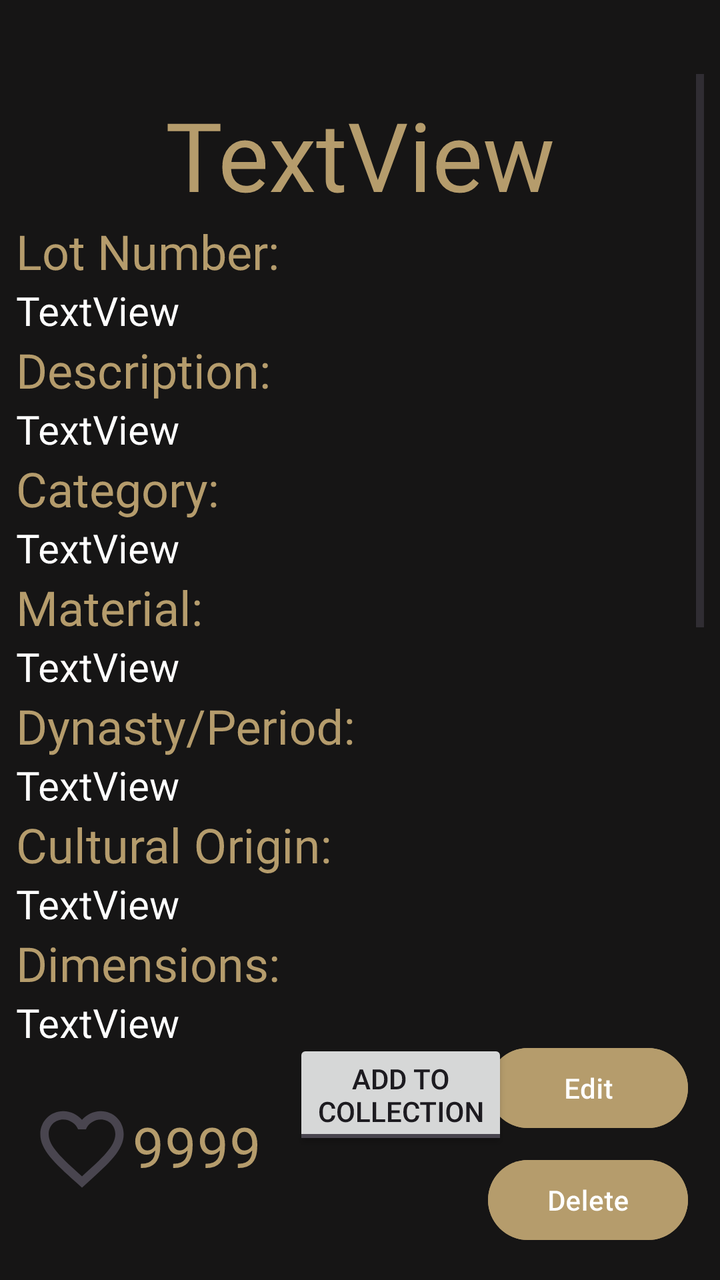
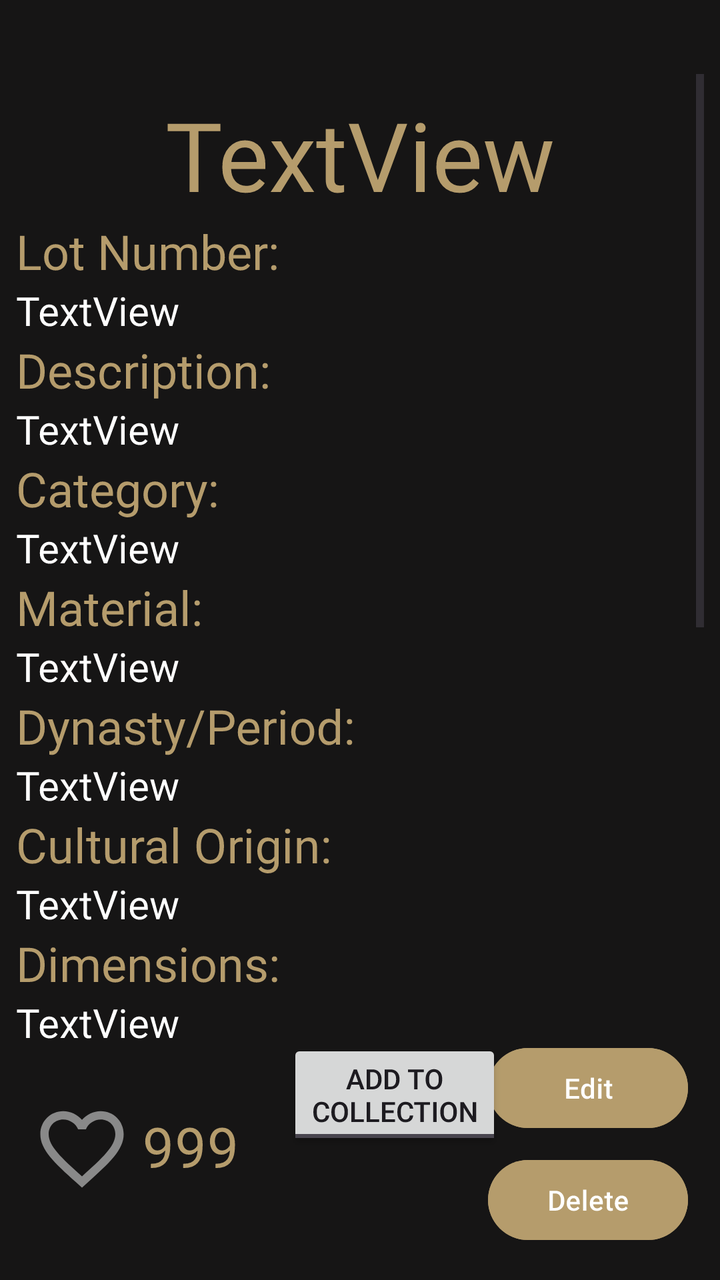

Two renders of the same Android screen: before a commit and after it. Below are the layout's source before the change and the commit's diff.
<!-- AndroidManifest.xml: application theme Theme.B07DemoSummer2024 -->
<!-- res/layout/fragment_expanded_artifact_view.xml -->
<?xml version="1.0" encoding="utf-8"?>
<androidx.constraintlayout.widget.ConstraintLayout xmlns:android="http://schemas.android.com/apk/res/android"
    xmlns:app="http://schemas.android.com/apk/res-auto"
    xmlns:tools="http://schemas.android.com/tools"
    android:layout_width="match_parent"
    android:layout_height="match_parent"
    android:background="@color/softblack"
    android:rotationX="360"
    android:scaleX="1">

    <Button
        android:id="@+id/button"
        android:layout_width="100dp"
        android:layout_height="48dp"
        android:layout_marginEnd="16dp"
        android:layout_marginBottom="16dp"
        android:backgroundTint="@color/lightgold"
        android:text="Delete"
        android:textColorLink="#9B0808"
        app:layout_constraintBottom_toBottomOf="parent"
        app:layout_constraintEnd_toEndOf="parent" />

    <Button
        android:id="@+id/button2"
        android:layout_width="100dp"
        android:layout_height="48dp"
        android:layout_marginEnd="16dp"
        android:layout_marginBottom="8dp"
        android:backgroundTint="@color/lightgold"
        android:text="Edit"
        android:textColorLink="#A4680F"
        app:layout_constraintBottom_toTopOf="@+id/button"
        app:layout_constraintEnd_toEndOf="parent" />

    <ScrollView
        android:id="@+id/scrollView3"
        android:layout_width="0dp"
        android:layout_height="0dp"
        android:layout_marginStart="8dp"
        android:layout_marginTop="37dp"
        android:layout_marginEnd="8dp"
        android:visibility="visible"
        app:layout_constraintBottom_toTopOf="@+id/button2"
        app:layout_constraintEnd_toEndOf="parent"
        app:layout_constraintHorizontal_bias="0.53"
        app:layout_constraintStart_toStartOf="parent"
        app:layout_constraintTop_toTopOf="parent">

        <LinearLayout
            android:id="@+id/linearLayout2"
            android:layout_width="match_parent"
            android:layout_height="wrap_content"
            android:orientation="vertical">

            <ImageView
                android:id="@+id/imageView5"
                android:layout_width="match_parent"
                android:layout_height="wrap_content"
                android:layout_marginTop="8dp"
                android:adjustViewBounds="false" />

            <TextView
                android:id="@+id/name"
                android:layout_width="match_parent"
                android:layout_height="wrap_content"
                android:text="TextView"
                android:textAlignment="center"
                android:textColor="@color/lightgold"
                android:textSize="48sp" />

            <TextView
                android:id="@+id/textView2"
                android:layout_width="match_parent"
                android:layout_height="wrap_content"
                android:text="Lot Number:"
                android:textColor="@color/lightgold"
                android:textSize="24sp" />

            <TextView
                android:id="@+id/Lotnum"
                android:layout_width="match_parent"
                android:layout_height="wrap_content"
                android:text="TextView"
                android:textColor="@color/white"
                android:textSize="20sp" />

            <TextView
                android:id="@+id/textView5"
                android:layout_width="match_parent"
                android:layout_height="wrap_content"
                android:text="Description:"
                android:textColor="@color/lightgold"
                android:textSize="24sp" />

            <TextView
                android:id="@+id/description"
                android:layout_width="match_parent"
                android:layout_height="wrap_content"
                android:text="TextView"
                android:textColor="@color/white"
                android:textSize="20sp" />

            <TextView
                android:id="@+id/textView6"
                android:layout_width="match_parent"
                android:layout_height="wrap_content"
                android:text="Category:"
                android:textColor="@color/lightgold"
                android:textSize="24sp" />

            <TextView
                android:id="@+id/category"
                android:layout_width="match_parent"
                android:layout_height="wrap_content"
                android:text="TextView"
                android:textColor="@color/white"
                android:textSize="20sp" />

            <TextView
                android:id="@+id/textView7"
                android:layout_width="match_parent"
                android:layout_height="wrap_content"
                android:text="Material:"
                android:textColor="@color/lightgold"
                android:textSize="24sp" />

            <TextView
                android:id="@+id/material"
                android:layout_width="match_parent"
                android:layout_height="wrap_content"
                android:text="TextView"
                android:textColor="@color/white"
                android:textSize="20sp" />

            <TextView
                android:id="@+id/textView8"
                android:layout_width="match_parent"
                android:layout_height="wrap_content"
                android:text="Dynasty/Period:"
                android:textColor="@color/lightgold"
                android:textSize="24sp" />

            <TextView
                android:id="@+id/dynastyPeriod"
                android:layout_width="match_parent"
                android:layout_height="wrap_content"
                android:text="TextView"
                android:textColor="@color/white"
                android:textSize="20sp" />

            <TextView
                android:id="@+id/textView9"
                android:layout_width="match_parent"
                android:layout_height="wrap_content"
                android:text="Cultural Origin:"
                android:textColor="@color/lightgold"
                android:textSize="24sp" />

            <TextView
                android:id="@+id/culturalOrigin"
                android:layout_width="match_parent"
                android:layout_height="wrap_content"
                android:text="TextView"
                android:textColor="@color/white"
                android:textSize="20sp" />

            <TextView
                android:id="@+id/textView10"
                android:layout_width="match_parent"
                android:layout_height="wrap_content"
                android:text="Dimensions:"
                android:textColor="@color/lightgold"
                android:textSize="24sp" />

            <TextView
                android:id="@+id/dimensions"
                android:layout_width="match_parent"
                android:layout_height="wrap_content"
                android:text="TextView"
                android:textColor="@color/white"
                android:textSize="20sp" />

            <TextView
                android:id="@+id/textView11"
                android:layout_width="match_parent"
                android:layout_height="wrap_content"
                android:text="Condition:"
                android:textColor="@color/lightgold"
                android:textSize="24sp" />

            <TextView
                android:id="@+id/conditionReport"
                android:layout_width="match_parent"
                android:layout_height="wrap_content"
                android:text="TextView"
                android:textColor="@color/white"
                android:textSize="20sp" />

            <TextView
                android:id="@+id/textView12"
                android:layout_width="match_parent"
                android:layout_height="wrap_content"
                android:text="Current Location:"
                android:textColor="@color/lightgold"
                android:textSize="24sp" />

            <TextView
                android:id="@+id/currentLocation"
                android:layout_width="match_parent"
                android:layout_height="wrap_content"
                android:text="TextView"
                android:textColor="@color/white"
                android:textSize="20sp" />

            <TextView
                android:id="@+id/textView13"
                android:layout_width="match_parent"
                android:layout_height="wrap_content"
                android:text="Aquisistion Method:"
                android:textColor="@color/lightgold"
                android:textSize="24sp" />

            <TextView
                android:id="@+id/acquisitionMethod"
                android:layout_width="match_parent"
                android:layout_height="wrap_content"
                android:text="TextView"
                android:textColor="@color/white"
                android:textSize="20sp" />

            <TextView
                android:id="@+id/textView14"
                android:layout_width="match_parent"
                android:layout_height="wrap_content"
                android:text="Provenance: "
                android:textColor="@color/lightgold"
                android:textSize="24sp" />

            <TextView
                android:id="@+id/provenance"
                android:layout_width="match_parent"
                android:layout_height="wrap_content"
                android:text="TextView"
                android:textColor="@color/white"
                android:textSize="20sp" />

            <TextView
                android:id="@+id/textView15"
                android:layout_width="match_parent"
                android:layout_height="wrap_content"
                android:text="Accession Number:"
                android:textColor="@color/lightgold"
                android:textSize="24sp" />

            <TextView
                android:id="@+id/accessionNumber"
                android:layout_width="match_parent"
                android:layout_height="wrap_content"
                android:text="TextView"
                android:textColor="@color/white"
                android:textSize="20sp" />

            <TextView
                android:id="@+id/textView16"
                android:layout_width="match_parent"
                android:layout_height="wrap_content"
                android:text="Notes: "
                android:textColor="@color/lightgold"
                android:textSize="24sp" />

            <TextView
                android:id="@+id/notes"
                android:layout_width="match_parent"
                android:layout_height="wrap_content"
                android:text="TextView"
                android:textColor="@color/white"
                android:textSize="20sp" />


        </LinearLayout>
    </ScrollView>

    <ToggleButton
        android:id="@+id/saveArtifactToggle"
        android:layout_width="wrap_content"
        android:layout_height="wrap_content"
        android:layout_marginStart="16dp"
        android:layout_marginBottom="65dp"
        android:allowUndo="false"
        android:checked="false"
        android:clickable="true"
        android:focusable="true"
        android:lines="2"
        android:textOff="Add to\nCollection"
        android:textOn="Remove from\nCollection"
        app:layout_constraintBottom_toBottomOf="parent"
        app:layout_constraintStart_toEndOf="@+id/likeButton" />

    <CheckBox
        android:id="@+id/likeButton"
        android:layout_width="wrap_content"
        android:layout_height="67dp"
        android:layout_marginStart="16dp"
        android:layout_marginBottom="32dp"
        android:button="@drawable/heart_border"
        android:drawablePadding="16dp"
        android:includeFontPadding="false"
        android:paddingStart="0dp"
        android:paddingLeft="0dp"
        android:text="9999"
        android:textColor="@color/lightgold"
        android:textSize="28sp"
        app:layout_constraintBottom_toBottomOf="parent"
        app:layout_constraintStart_toStartOf="parent" />

</androidx.constraintlayout.widget.ConstraintLayout>
<!-- resources referenced by this layout -->
<resources>
  <color name="lightgold">#B59C6C</color>
  <color name="softblack">#161515</color>
  <color name="white">#FFFFFFFF</color>
  <!-- drawable heart_border (drawable) -->
  <vector xmlns:android="http://schemas.android.com/apk/res/android" android:height="50dp" android:tint="#000000" android:viewportHeight="24" android:viewportWidth="24" android:width="50dp">
        
      <path android:fillColor="@android:color/white" android:pathData="M16.5,3c-1.74,0 -3.41,0.81 -4.5,2.09C10.91,3.81 9.24,3 7.5,3 4.42,3 2,5.42 2,8.5c0,3.78 3.4,6.86 8.55,11.54L12,21.35l1.45,-1.32C18.6,15.36 22,12.28 22,8.5 22,5.42 19.58,3 16.5,3zM12.1,18.55l-0.1,0.1 -0.1,-0.1C7.14,14.24 4,11.39 4,8.5 4,6.5 5.5,5 7.5,5c1.54,0 3.04,0.99 3.57,2.36h1.87C13.46,5.99 14.96,5 16.5,5c2,0 3.5,1.5 3.5,3.5 0,2.89 -3.14,5.74 -7.9,10.05z"/>
      
  </vector>
  <style name="Theme.B07DemoSummer2024" parent="Base.Theme.B07DemoSummer2024" />
  <style name="Base.Theme.B07DemoSummer2024" parent="Theme.Material3.DayNight.NoActionBar">
          
          
          <item name="android:statusBarColor">@color/softblack</item>
          <item name="android:navigationBarColor">@color/softblack</item>
      </style>
</resources>

<!-- the commit's change to res/layout/fragment_expanded_artifact_view.xml (unified diff, before → after) -->
@@ -284,7 +284,7 @@
         android:id="@+id/saveArtifactToggle"
         android:layout_width="wrap_content"
         android:layout_height="wrap_content"
-        android:layout_marginStart="16dp"
+        android:layout_marginStart="24dp"
         android:layout_marginBottom="65dp"
         android:allowUndo="false"
         android:checked="false"
@@ -302,15 +302,17 @@
         android:layout_height="67dp"
         android:layout_marginStart="16dp"
         android:layout_marginBottom="32dp"
-        android:button="@drawable/heart_border"
-        android:drawablePadding="16dp"
+
+        android:button="@null"
+        android:drawableStart="@drawable/heart_selector"
+        android:drawablePadding="5dp"
+
         android:includeFontPadding="false"
-        android:paddingStart="0dp"
-        android:paddingLeft="0dp"
-        android:text="9999"
+        android:text="999"
         android:textColor="@color/lightgold"
         android:textSize="28sp"
         app:layout_constraintBottom_toBottomOf="parent"
-        app:layout_constraintStart_toStartOf="parent" />
+        app:layout_constraintStart_toStartOf="parent"
+        app:useMaterialThemeColors="false" />
 
 </androidx.constraintlayout.widget.ConstraintLayout>
<!-- resource entries referenced after the edit -->
@@ -3,18 +3,53 @@
   <color name="lightgold">#B59C6C</color>
   <color name="softblack">#161515</color>
   <color name="white">#FFFFFFFF</color>
+  <!-- drawable heart_selector (drawable) -->
+  <?xml version="1.0" encoding="utf-8"?>
+  <selector xmlns:android="http://schemas.android.com/apk/res/android">
+  
+      <item
+          android:state_checked="true"
+          android:drawable="@drawable/heart_filled"/>
+  
+      <item
+          android:state_checked="false"
+          android:drawable="@drawable/heart_border"/>
+  
+  </selector>
   <!-- drawable heart_border (drawable) -->
-  <vector xmlns:android="http://schemas.android.com/apk/res/android" android:height="50dp" android:tint="#000000" android:viewportHeight="24" android:viewportWidth="24" android:width="50dp">
+  <vector
+      xmlns:android="http://schemas.android.com/apk/res/android"
+      android:height="50dp"
+      android:viewportHeight="24"
+      android:viewportWidth="24"
+      android:width="50dp">
         
-      <path android:fillColor="@android:color/white" android:pathData="M16.5,3c-1.74,0 -3.41,0.81 -4.5,2.09C10.91,3.81 9.24,3 7.5,3 4.42,3 2,5.42 2,8.5c0,3.78 3.4,6.86 8.55,11.54L12,21.35l1.45,-1.32C18.6,15.36 22,12.28 22,8.5 22,5.42 19.58,3 16.5,3zM12.1,18.55l-0.1,0.1 -0.1,-0.1C7.14,14.24 4,11.39 4,8.5 4,6.5 5.5,5 7.5,5c1.54,0 3.04,0.99 3.57,2.36h1.87C13.46,5.99 14.96,5 16.5,5c2,0 3.5,1.5 3.5,3.5 0,2.89 -3.14,5.74 -7.9,10.05z"/>
+      <path
+          android:fillColor="@color/editor_hint"
+          android:pathData="M16.5,3c-1.74,0 -3.41,0.81 -4.5,2.09C10.91,3.81 9.24,3 7.5,3 4.42,3 2,5.42 2,8.5c0,3.78 3.4,6.86 8.55,11.54L12,21.35l1.45,-1.32C18.6,15.36 22,12.28 22,8.5 22,5.42 19.58,3 16.5,3zM12.1,18.55l-0.1,0.1 -0.1,-0.1C7.14,14.24 4,11.39 4,8.5 4,6.5 5.5,5 7.5,5c1.54,0 3.04,0.99 3.57,2.36h1.87C13.46,5.99 14.96,5 16.5,5c2,0 3.5,1.5 3.5,3.5 0,2.89 -3.14,5.74 -7.9,10.05z"/>
       
   </vector>
   <style name="Theme.B07DemoSummer2024" parent="Base.Theme.B07DemoSummer2024" />
+  <!-- drawable heart_filled (drawable) -->
+  <vector
+      xmlns:android="http://schemas.android.com/apk/res/android"
+      android:height="50dp"
+      android:viewportHeight="24"
+      android:viewportWidth="24"
+      android:width="50dp">
+        
+      <path
+          android:fillColor="@color/liked"
+          android:pathData="M12,21.35l-1.45,-1.32C5.4,15.36 2,12.28 2,8.5 2,5.42 4.42,3 7.5,3c1.74,0 3.41,0.81 4.5,2.09C13.09,3.81 14.76,3 16.5,3 19.58,3 22,5.42 22,8.5c0,3.78 -3.4,6.86 -8.55,11.54L12,21.35z"/>
+      
+  </vector>
   <style name="Base.Theme.B07DemoSummer2024" parent="Theme.Material3.DayNight.NoActionBar">
           
           
           <item name="android:statusBarColor">@color/softblack</item>
           <item name="android:navigationBarColor">@color/softblack</item>
       </style>
+  <color name="liked">#E06FD8</color>
+  <color name="editor_hint">#FF898989</color>
 </resources>
 
